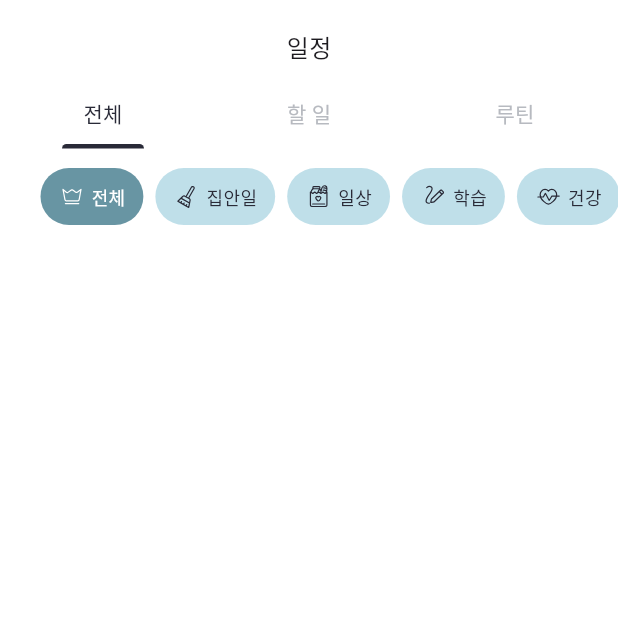
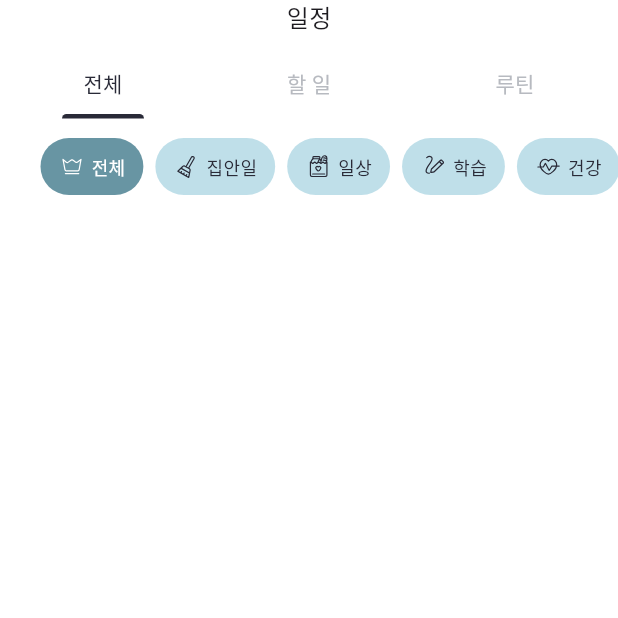
Before and after one commit to lojo0307/KingMaker, a Flutter app: the ScheduleMain screen opened directly, on a phone screen of 412 x 824 dp, the top half of it. Run offline on Flutter 3.47's test engine with Material 2 defaults, Android fonts, the phone set to English and light mode, and no system bars; our stand-ins replace assets_audio_player, custom_radio_grouped_button, dio, firebase_core, firebase_messaging, flutter_dotenv and 8 more; missing offline and left inert: date_picker_plus, flame, flutter_animated_dialog, flutter_flip_card, kakao_flutter_sdk, simple_animation_progress_bar and 1 more; accounts and stored records are empty; network calls fail; Roboto replaces fonts that are missing (EsamanruMedium, PretendardBold); statements that could not run were skipped.

Commit message:
:zap: feat: 스테이어터스바

```diff
--- a/frontend/kingmaker/lib/main.dart
+++ b/frontend/kingmaker/lib/main.dart
@@ -44,7 +44,6 @@ Future<void> _firebaseMessagingBackgroundHandler(RemoteMessage message) async {
 void main() async{
   WidgetsFlutterBinding.ensureInitialized();
   await SystemChrome.setEnabledSystemUIMode(SystemUiMode.manual, overlays: [SystemUiOverlay.top]);
-  await SystemChrome.setEnabledSystemUIMode(SystemUiMode.immersive, overlays: [SystemUiOverlay.bottom]);
   SystemChrome.setSystemUIOverlayStyle(const SystemUiOverlayStyle(
       statusBarColor: Colors.transparent// 원하는 색
   ));
--- a/frontend/kingmaker/lib/widget/schedule/schedule_main.dart
+++ b/frontend/kingmaker/lib/widget/schedule/schedule_main.dart
@@ -50,9 +50,6 @@ class _ScheduleMainState extends State<ScheduleMain> {
             backgroundColor: Colors.transparent,
             body: Column(
               children: [
-                SizedBox(
-                  height: 20,
-                ),
                 Text(
                   '일정',
                   style: const TextStyle(
```
Also changed, not shown: frontend/kingmaker/lib/page/todo_page.dart (+4 -4 lines).
